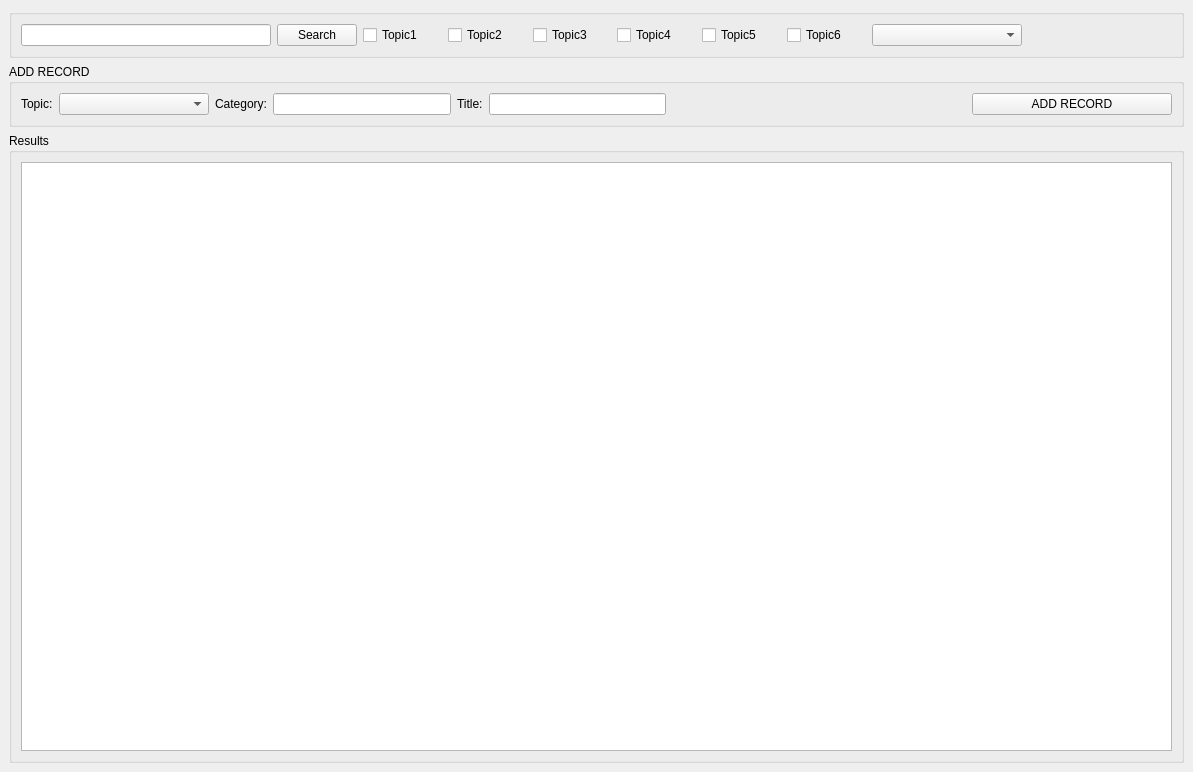
Qt form qt5/gui_elements/mainUI.ui (Shotaos/GSheetsEngine) before a commit.
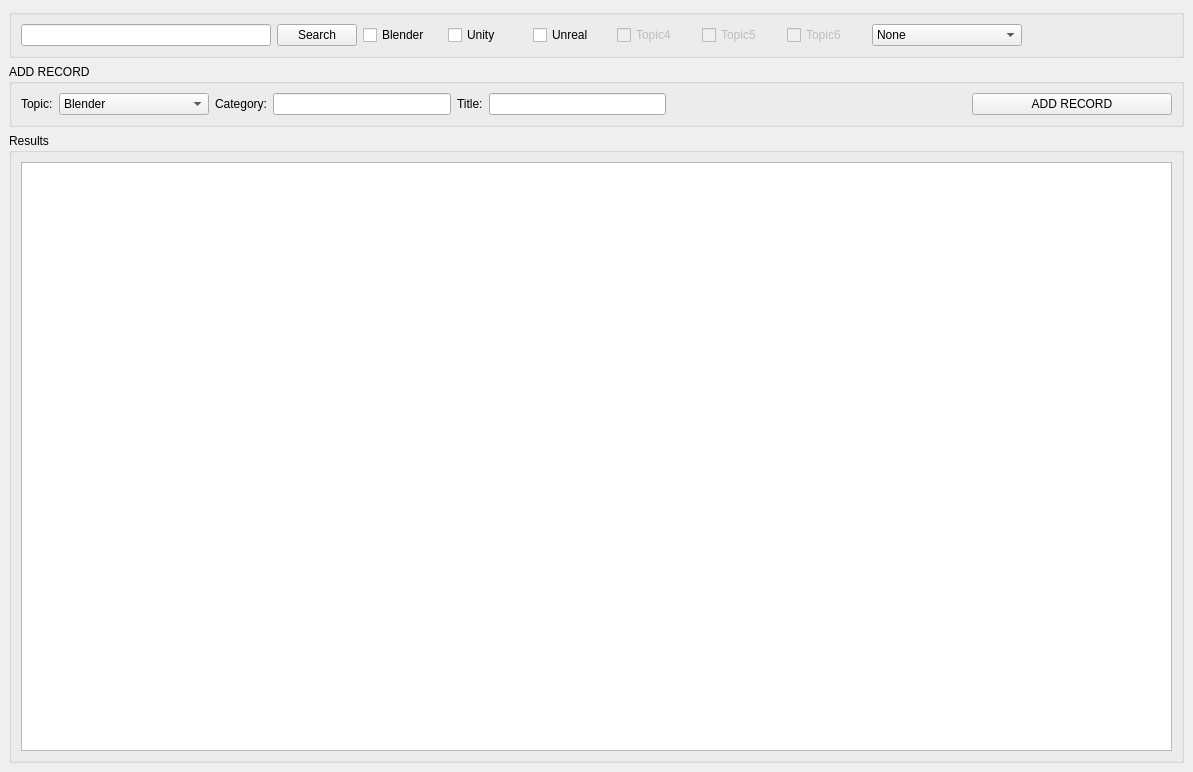
The same form after that commit.

What changed in the file:
```diff
--- a/qt5/gui_elements/mainUI.ui
+++ b/qt5/gui_elements/mainUI.ui
@@ -135,6 +135,11 @@
            <property name="contextMenuPolicy">
             <enum>Qt::NoContextMenu</enum>
            </property>
+           <item>
+            <property name="text">
+             <string>Blender</string>
+            </property>
+           </item>
           </widget>
          </item>
          <item>
@@ -352,7 +357,7 @@
             </sizepolicy>
            </property>
            <property name="text">
-            <string>Topic1</string>
+            <string>Blender</string>
            </property>
           </widget>
          </item>
@@ -365,7 +370,7 @@
             </sizepolicy>
            </property>
            <property name="text">
-            <string>Topic2</string>
+            <string>Unity</string>
            </property>
           </widget>
          </item>
@@ -378,12 +383,15 @@
             </sizepolicy>
            </property>
            <property name="text">
-            <string>Topic3</string>
+            <string>Unreal</string>
            </property>
           </widget>
          </item>
          <item>
           <widget class="QCheckBox" name="topic4">
+           <property name="enabled">
+            <bool>false</bool>
+           </property>
            <property name="sizePolicy">
             <sizepolicy hsizetype="Minimum" vsizetype="Fixed">
              <horstretch>0</horstretch>
@@ -397,6 +405,9 @@
          </item>
          <item>
           <widget class="QCheckBox" name="topic5">
+           <property name="enabled">
+            <bool>false</bool>
+           </property>
            <property name="sizePolicy">
             <sizepolicy hsizetype="Minimum" vsizetype="Fixed">
              <horstretch>0</horstretch>
@@ -410,6 +421,9 @@
          </item>
          <item>
           <widget class="QCheckBox" name="topic6">
+           <property name="enabled">
+            <bool>false</bool>
+           </property>
            <property name="sizePolicy">
             <sizepolicy hsizetype="Minimum" vsizetype="Fixed">
              <horstretch>0</horstretch>
@@ -447,6 +461,11 @@
            <property name="contextMenuPolicy">
             <enum>Qt::NoContextMenu</enum>
            </property>
+           <item>
+            <property name="text">
+             <string>None</string>
+            </property>
+           </item>
           </widget>
          </item>
          <item>
```
Left out of the diff: 4 changed lines with no effect on the pictures.
